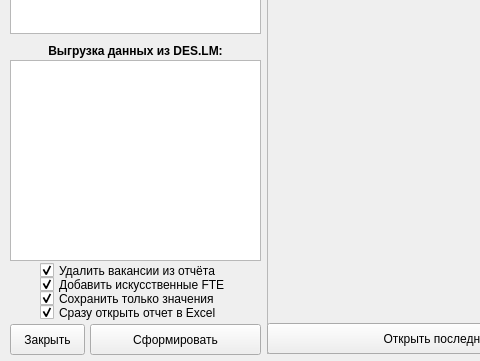
Before: the Qt Designer form Qt5Project/Windows.ui in DIVIGL1/DES.LM.Reports, drawn with Qt 5; both pictures show x 0 to 480 and y 217 to 578 of the 795 by 578 pixel window.
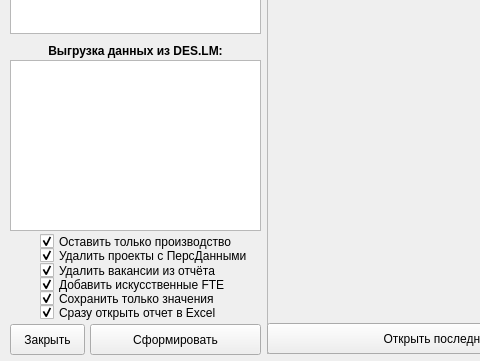
After: the same form once the commit is applied.

Commit message: Two elements added on the main form:  - a checkBox of deletion of personal data  - a checkBox of deletion of non-production units.

Patch:
```diff
--- a/Qt5Project/Windows.ui
+++ b/Qt5Project/Windows.ui
@@ -160,7 +160,7 @@
       <x>10</x>
       <y>277</y>
       <width>251</width>
-      <height>201</height>
+      <height>171</height>
      </rect>
     </property>
     <property name="editTriggers">
@@ -366,6 +366,62 @@
      <bool>false</bool>
     </property>
    </widget>
+   <widget class="QCheckBox" name="checkBoxDelPDn">
+    <property name="enabled">
+     <bool>true</bool>
+    </property>
+    <property name="geometry">
+     <rect>
+      <x>40</x>
+      <y>464</y>
+      <width>221</width>
+      <height>17</height>
+     </rect>
+    </property>
+    <property name="sizePolicy">
+     <sizepolicy hsizetype="Minimum" vsizetype="Fixed">
+      <horstretch>0</horstretch>
+      <verstretch>0</verstretch>
+     </sizepolicy>
+    </property>
+    <property name="text">
+     <string>Удалить проекты с ПерсДанными</string>
+    </property>
+    <property name="checked">
+     <bool>true</bool>
+    </property>
+    <property name="autoRepeat">
+     <bool>false</bool>
+    </property>
+   </widget>
+   <widget class="QCheckBox" name="checkBoxDeleteNotProduct">
+    <property name="enabled">
+     <bool>true</bool>
+    </property>
+    <property name="geometry">
+     <rect>
+      <x>40</x>
+      <y>450</y>
+      <width>221</width>
+      <height>17</height>
+     </rect>
+    </property>
+    <property name="sizePolicy">
+     <sizepolicy hsizetype="Minimum" vsizetype="Fixed">
+      <horstretch>0</horstretch>
+      <verstretch>0</verstretch>
+     </sizepolicy>
+    </property>
+    <property name="text">
+     <string>Оставить только производство</string>
+    </property>
+    <property name="checked">
+     <bool>true</bool>
+    </property>
+    <property name="autoRepeat">
+     <bool>false</bool>
+    </property>
+   </widget>
   </widget>
  </widget>
  <resources/>
```
